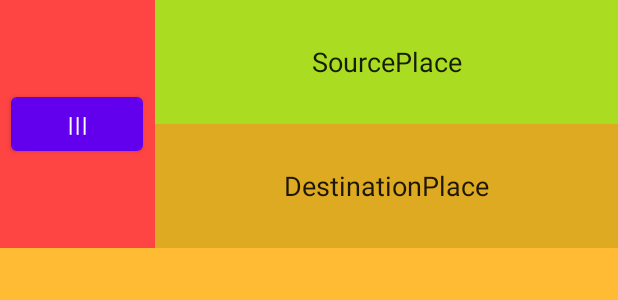
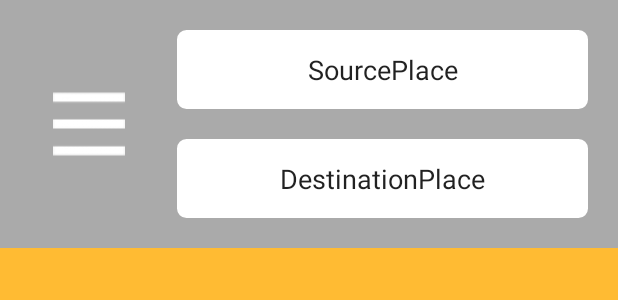
Before and after one commit to sunbeam96/weathermapp-android, an Android app: the layout activity_main.xml on its own in the app's theme, with its tools: preview values and no code run, on a phone screen of 412 x 824 dp. Shown: the top 300 px of the screen. Run offline under Robolectric (Android 15) with nearby library versions, the phone set to English and light mode, and no system bars.

Commit message:
Add settings button
Add the settings button and its menu. Change background colours.

```diff
--- /dev/null
+++ b/app/src/main/res/drawable/rounded_corner_view.xml
@@ -0,0 +1,11 @@
+<?xml version="1.0" encoding="utf-8"?>
+
+<shape xmlns:android="http://schemas.android.com/apk/res/android"
+    android:shape="rectangle">
+    <corners android:radius="5dp" />
+    <stroke
+        android:width="2dp"
+        android:color="@color/white" />
+    <solid android:color="@color/white" />
+
+</shape>
--- a/app/src/main/res/layout/activity_main.xml
+++ b/app/src/main/res/layout/activity_main.xml
@@ -6,11 +6,9 @@
     android:layout_height="match_parent"
     tools:context=".MainActivity">
 
-
-
-
     <LinearLayout
         android:id="@+id/linearLayout"
+
         android:layout_width="match_parent"
         android:layout_height="match_parent"
         android:orientation="vertical">
@@ -19,41 +17,41 @@
             android:layout_width="match_parent"
             android:layout_height="match_parent"
             android:layout_weight="4"
-            android:background="@android:color/holo_green_light"
-            android:orientation="horizontal">
+            android:background="@android:color/darker_gray"
+            android:orientation="horizontal"
+            android:padding="10dp">
 
             <LinearLayout
                 android:layout_width="match_parent"
                 android:layout_height="match_parent"
                 android:layout_weight="3"
-                android:background="@android:color/holo_red_light"
+                android:background="@android:color/darker_gray"
                 android:gravity="center"
                 android:orientation="horizontal">
 
-                <Button
+                <ImageButton
+                    android:id="@+id/imageButtom"
                     android:layout_width="wrap_content"
                     android:layout_height="wrap_content"
-                    android:gravity="center"
-                    android:text="|||">
 
-                </Button>
-
+                    android:layout_weight="1"
+                    android:background="@android:color/darker_gray"
+                    app:srcCompat="@drawable/menu" />
             </LinearLayout>
-
 
             <LinearLayout
                 android:layout_width="match_parent"
                 android:layout_height="match_parent"
                 android:layout_weight="1"
-                android:background="@android:color/holo_blue_bright"
+                android:background="@android:color/darker_gray"
                 android:orientation="vertical">
-
 
                 <EditText
                     android:layout_width="match_parent"
                     android:layout_height="match_parent"
+                    android:layout_margin="10dp"
                     android:layout_weight="1"
-                    android:background="#AADD22"
+                    android:background="@drawable/rounded_corner_view"
                     android:gravity="center"
                     android:inputType="text"
                     android:text="SourcePlace"></EditText>
@@ -61,50 +59,20 @@
                 <EditText
                     android:layout_width="match_parent"
                     android:layout_height="match_parent"
+                    android:layout_margin="10dp"
                     android:layout_weight="1"
-                    android:background="#DDAA22"
+                    android:background="@drawable/rounded_corner_view"
                     android:gravity="center"
                     android:text="DestinationPlace"></EditText>
-
-
             </LinearLayout>
 
-
         </LinearLayout>
-
 
         <LinearLayout
             android:layout_width="match_parent"
             android:layout_height="match_parent"
             android:layout_weight="1"
             android:background="@android:color/holo_orange_light"
-            android:orientation="vertical">
-
-        </LinearLayout>
-
-
+            android:orientation="vertical"></LinearLayout>
     </LinearLayout>
-
-
-
-
-
-
-
-
-    <!--    <TextView-->
-    <!--        android:layout_width="wrap_content"-->
-    <!--        android:layout_height="wrap_content"-->
-    <!--        android:text="Hello World!"-->
-    <!--        app:layout_constraintBottom_toBottomOf="parent"-->
-    <!--        app:layout_constraintEnd_toEndOf="parent"-->
-    <!--        app:layout_constraintStart_toStartOf="parent"-->
-    <!--        app:layout_constraintTop_toTopOf="parent" />-->
-
-
-
-
-
-
-
 </androidx.constraintlayout.widget.ConstraintLayout>
```
Also changed, not shown: app/src/main/java/com/weather/mapp/MainActivity.kt (+21 -1 lines), app/src/main/res/menu/side_menu.xml (added, +14 -0 lines), app/src/main/res/drawable-v24/menu.png (added).
